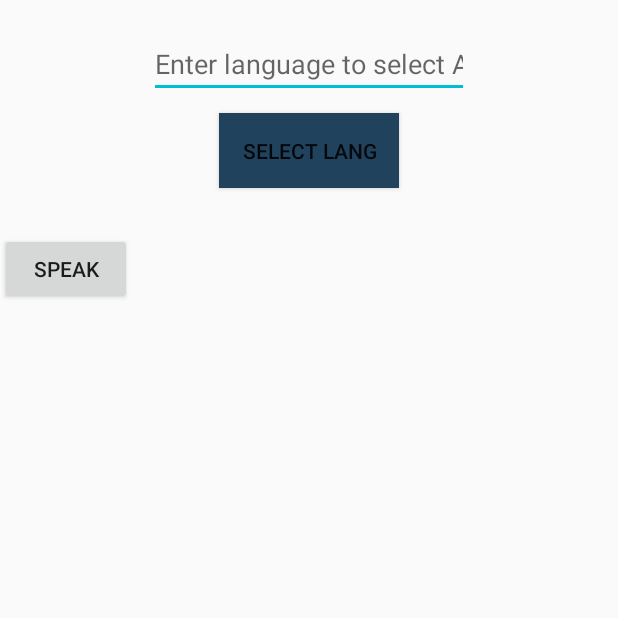
After one commit to Sye7/SocialNetwork, an Android app: the AnyTalk screen opened directly, with no data from a screen before it, on a phone screen of 412 x 824 dp, the top half of it. The commit adds this screen. Run offline under Robolectric (Android 15) with nearby library versions, the phone set to English and light mode, and no system bars; Roboto replaces fonts that are not available here.

Commit message:
Added AnyTalk

```diff
--- a/app/src/main/AndroidManifest.xml
+++ b/app/src/main/AndroidManifest.xml
@@ -6,6 +6,7 @@
     <uses-permission android:name="android.permission.CAMERA" />
     <uses-permission android:name="android.permission.READ_EXTERNAL_STORAGE" />
     <uses-permission android:name="android.permission.WRITE_EXTERNAL_STORAGE" />
+    <uses-permission android:name="android.permission.RECORD_AUDIO" />
 
     <application
         android:allowBackup="true"
@@ -14,7 +15,8 @@
         android:roundIcon="@mipmap/ic_launcher_round"
         android:supportsRtl="true"
         android:theme="@style/AppTheme">
-        <activity android:name=".StoryStatus"></activity>
+        <activity android:name=".AnyTalk"></activity>
+        <activity android:name=".StoryStatus" />
         <activity android:name=".ChatAllEntities.ChatActivity" />
         <activity android:name=".ChatAllEntities.MessageActivity" />
         <activity android:name=".CameraXNew" />
--- /dev/null
+++ b/app/src/main/java/com/example/socialnetwork/AnyTalk.java
@@ -0,0 +1,270 @@
+package com.example.socialnetwork;
+
+import android.content.Intent;
+import android.os.Bundle;
+import android.speech.RecognitionListener;
+import android.speech.RecognizerIntent;
+import android.speech.SpeechRecognizer;
+import android.speech.tts.TextToSpeech;
+import android.view.View;
+import android.widget.ArrayAdapter;
+import android.widget.AutoCompleteTextView;
+
+import androidx.appcompat.app.AppCompatActivity;
+
+import java.util.ArrayList;
+import java.util.Locale;
+
+public class AnyTalk extends AppCompatActivity {
+
+    /**
+     * Called when the activity is first created.
+     */
+    private static final String[] COUNTRIES = new String[]{"USA", "UK", "ITALY", "CHINA", "KOREA", "FRANCE", "JAPAN", "FRANCE"};
+
+    private TextToSpeech textToSpeechSystem;
+    Intent mSpeechRecognizerIntent;
+    AutoCompleteTextView textView;
+
+
+    public void selectLang()
+    {
+        String lan = textView.getText().toString();
+        switch (lan)
+        {
+            case "USA":
+                textToSpeechSystem.setLanguage(Locale.US);
+                break;
+
+            case "ITALY":
+                textToSpeechSystem.setLanguage(Locale.ITALY);
+                break;
+
+            case "CHINA":
+                textToSpeechSystem.setLanguage(Locale.CHINESE);
+                break;
+
+            case "KOREA":
+                textToSpeechSystem.setLanguage(Locale.KOREA);
+                break;
+
+            case "JAPAN":
+                textToSpeechSystem.setLanguage(Locale.JAPAN);
+                break;
+
+            case "UK":
+                textToSpeechSystem.setLanguage(Locale.UK);
+                break;
+
+            case "FRANCE":
+                textToSpeechSystem.setLanguage(Locale.UK);
+                break;
+
+             default:
+                 textToSpeechSystem.setLanguage(Locale.UK);
+                 break;
+
+        }
+
+    }
+
+    @Override
+    protected void onPause() {
+
+        textToSpeechSystem.shutdown();
+        super.onPause();
+    }
+
+
+
+    @Override
+    protected void onCreate(Bundle savedInstanceState) {
+        super.onCreate(savedInstanceState);
+        setContentView(R.layout.activity_any_talk);
+
+
+        ArrayAdapter<String> adapter = new ArrayAdapter<>(this,
+                android.R.layout.simple_dropdown_item_1line, COUNTRIES);
+         textView = (AutoCompleteTextView) findViewById(R.id.autoCompleteLang);
+        textView.setAdapter(adapter);
+        say("");
+
+
+
+        mSpeechRecognizerIntent = new Intent(RecognizerIntent.ACTION_RECOGNIZE_SPEECH);
+        mSpeechRecognizerIntent.putExtra(RecognizerIntent.EXTRA_LANGUAGE_MODEL, RecognizerIntent.LANGUAGE_MODEL_FREE_FORM);
+        mSpeechRecognizerIntent.putExtra(RecognizerIntent.EXTRA_LANGUAGE, Locale.getDefault());
+        mSpeechRecognizerIntent.putExtra(RecognizerIntent.EXTRA_MAX_RESULTS, 1);
+
+        initailzeSpeechRecognizer();
+
+
+    }
+
+
+
+    boolean flag = true;
+
+    public void say(final String ans)
+    {
+
+        textToSpeechSystem = textToSpeechSystem = new TextToSpeech(getApplicationContext(), new TextToSpeech.OnInitListener() {
+            @Override
+            public void onInit(int status) {
+                if (status != TextToSpeech.ERROR) {
+
+                    //  Locale localeToUse = new Locale("en","US");
+                //    Locale localeToUse = new Locale("hi","IN");
+
+                      //   Locale localeToUse = new Locale(Locale.CHINA.getLanguage());
+                   // textToSpeechSystem.setLanguage(localeToUse);
+
+
+                      selectLang();
+                    if(flag)
+                    {
+                        textToSpeechSystem.speak("Welcome Lord Syed", TextToSpeech.QUEUE_FLUSH, null);
+                        flag=false;
+
+                    }
+                    else
+                    {
+                        textToSpeechSystem.speak(ans, TextToSpeech.QUEUE_FLUSH, null);
+
+                    }
+                }
+            }
+        });
+
+    }
+
+    public void speak(View view) {
+
+      /*  Intent intent = new Intent(RecognizerIntent.ACTION_RECOGNIZE_SPEECH);
+        intent.putExtra(RecognizerIntent.EXTRA_LANGUAGE_MODEL,
+                RecognizerIntent.LANGUAGE_MODEL_FREE_FORM);
+        intent.putExtra(RecognizerIntent.EXTRA_PROMPT, "Voice recognition Demo...");
+        startActivityForResult(intent, 10);
+
+
+       */
+        mySpeechRecognizer.startListening(mSpeechRecognizerIntent);
+
+
+
+    }
+
+    /*
+    @Override
+    protected void onActivityResult(int requestCode, int resultCode, Intent data) {
+        super.onActivityResult(requestCode, resultCode, data);
+
+
+        switch (requestCode) {
+            case 10:
+                if (resultCode == RESULT_OK && data != null) {
+                    ArrayList<String> result = data.getStringArrayListExtra(RecognizerIntent.EXTRA_RESULTS);
+                  //  Toast.makeText(this, result.get(0), Toast.LENGTH_SHORT).show();
+
+                    String sp = result.get(0);
+                    say(sp);
+                }
+                break;
+        }
+    }
+
+     */
+
+
+    private SpeechRecognizer mySpeechRecognizer;
+
+
+    private void initailzeSpeechRecognizer() {
+
+        // check speech recognizer is availabe
+
+        if (SpeechRecognizer.isRecognitionAvailable(this)) {
+
+            mySpeechRecognizer = SpeechRecognizer.createSpeechRecognizer(this);
+            mySpeechRecognizer.setRecognitionListener(new RecognitionListener() {
+                @Override
+                public void onReadyForSpeech(Bundle params) {
+
+                }
+
+                @Override
+                public void onBeginningOfSpeech() {
+
+                }
+
+                @Override
+                public void onRmsChanged(float rmsdB) {
+
+                }
+
+                @Override
+                public void onBufferReceived(byte[] buffer) {
+
+                }
+
+                @Override
+                public void onEndOfSpeech() {
+
+
+                }
+
+                @Override
+                public void onError(int error) {
+
+                    mySpeechRecognizer.startListening(mSpeechRecognizerIntent);
+
+
+                }
+
+                @Override
+                public void onResults(Bundle results) {
+
+                    ArrayList<String> result = results.getStringArrayList(
+                            SpeechRecognizer.RESULTS_RECOGNITION
+                    );
+
+
+                    // output string;
+
+                    //   processResult(result.get(0));
+
+
+                    String temp = result.get(0).toString().toLowerCase();
+                    say(temp);
+
+                    if (temp.contains("stop")) {
+
+                        if (temp.contains("ok")) {
+
+                            mySpeechRecognizer.stopListening();
+                            mySpeechRecognizer.destroy();
+                        }
+                    }
+
+
+                }
+
+                @Override
+                public void onPartialResults(Bundle partialResults) {
+
+                }
+
+                @Override
+                public void onEvent(int eventType, Bundle params) {
+
+                }
+            });
+
+        }
+
+
+    }
+
+
+
+}
--- a/app/src/main/java/com/example/socialnetwork/MainActivity.java
+++ b/app/src/main/java/com/example/socialnetwork/MainActivity.java
@@ -444,8 +444,9 @@ public class MainActivity extends AppCompatActivity implements FeedAdapter.OnFee
     @Override
     protected void onResume() {
         super.onResume();
+        postList.clear();
+
         attachDbReadListener();
-        postList.clear();
         feedAdapter.notifyDataSetChanged();
     }
 
--- /dev/null
+++ b/app/src/main/res/layout/activity_any_talk.xml
@@ -0,0 +1,63 @@
+<?xml version="1.0" encoding="utf-8"?>
+<RelativeLayout xmlns:android="http://schemas.android.com/apk/res/android"
+    xmlns:app="http://schemas.android.com/apk/res-auto"
+    xmlns:tools="http://schemas.android.com/tools"
+    android:layout_width="match_parent"
+    android:layout_height="match_parent"
+    tools:context=".AnyTalk">
+
+    <LinearLayout
+        android:layout_width="wrap_content"
+        android:layout_height="wrap_content"
+        android:layout_alignParentStart="true"
+        android:layout_alignParentTop="true"
+        android:layout_alignParentEnd="true"
+        android:orientation="vertical">
+
+        <AutoCompleteTextView
+            android:id="@+id/autoCompleteLang"
+            android:layout_width="wrap_content"
+            android:layout_height="wrap_content"
+            android:layout_marginTop="20dp"
+            android:ems="10"
+            android:layout_gravity="center"
+            android:hint="Enter language to select Accent"
+            android:imeOptions="actionSearch"
+            android:inputType="textAutoComplete|textAutoCorrect"
+            android:textColor="#000">
+
+            <requestFocus />
+        </AutoCompleteTextView>
+
+        <Button
+            android:id="@+id/ibLang"
+            android:layout_width="wrap_content"
+            android:padding="15dp"
+            android:text="Select Lang"
+            android:layout_height="wrap_content"
+            android:layout_gravity="center"
+            android:layout_marginTop="10dp"
+            android:background="@color/style_color_primary_dark" />
+
+
+        <LinearLayout
+            android:layout_width="wrap_content"
+            android:layout_height="wrap_content"
+            >
+
+            <Button
+                android:layout_width="wrap_content"
+                android:layout_height="wrap_content"
+                android:text="Speak"
+                android:id="@+id/buttonSpeak"
+                android:onClick="speak"
+                android:layout_marginTop="30dp"
+                />
+
+
+        </LinearLayout>
+
+    </LinearLayout>
+
+
+</RelativeLayout>
```
Also changed, not shown: app/src/main/java/com/example/socialnetwork/ChatAllEntities/MessageActivity.java (+55 -22 lines), app/src/main/java/com/example/socialnetwork/ChatAllEntities/MessageAdapter.java (+38 -17 lines).
